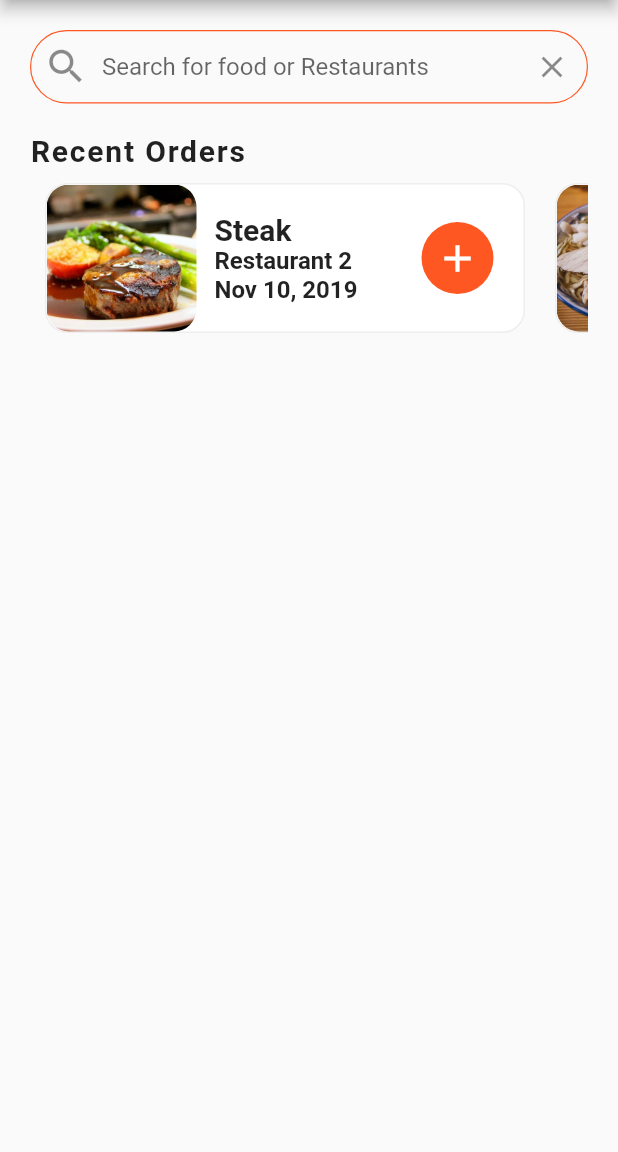
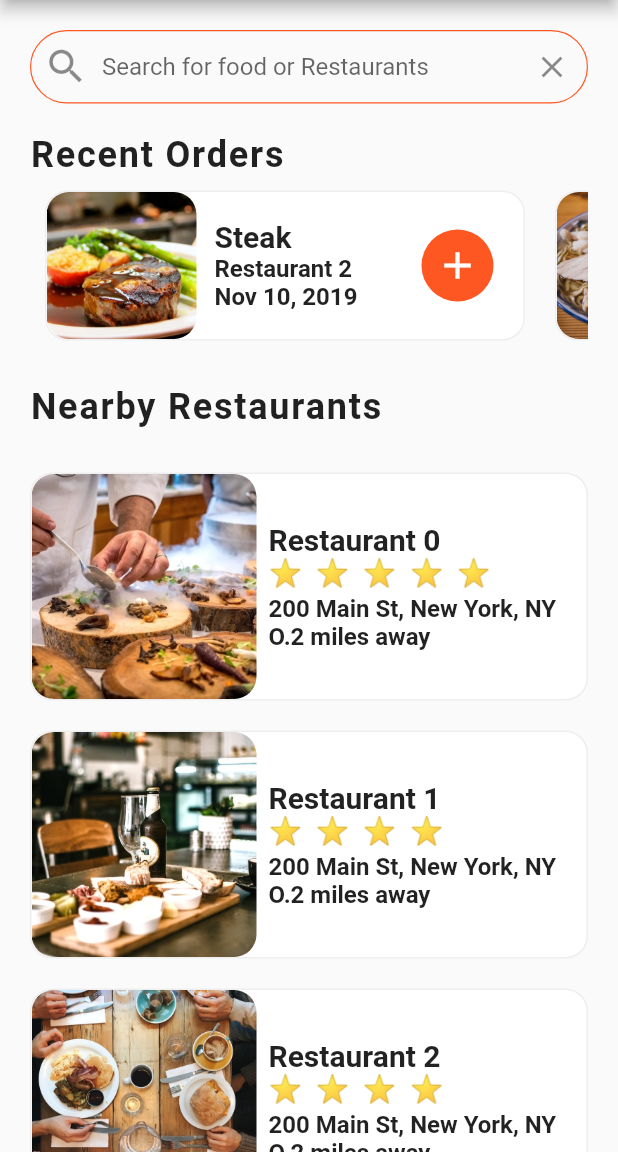
Before and after one commit to DennisKabutu/flutter_food_delivery_ui-main, a Flutter app: the screen it shows after launch, on a phone screen of 412 x 824 dp, the part 84-1236 px from its top. Run offline on Flutter 3.47's test engine with Material 2 defaults, Android fonts, the phone set to English and light mode, and no system bars.

Commit message:
Nearby restaurant component in the home screen added.It contains an image widget and a column containing the Restaurant name,address and rating

```diff
--- a/lib/screens/home_screen.dart
+++ b/lib/screens/home_screen.dart
@@ -1,6 +1,7 @@
 import 'package:flutter/cupertino.dart';
 import 'package:flutter/material.dart';
 import 'package:flutter_food_delivery_ui/data/data.dart';
+import 'package:flutter_food_delivery_ui/widgets/nearby_restaurants.dart';
 import 'package:flutter_food_delivery_ui/widgets/recent_orders.dart';
 
 class HomeScreen extends StatefulWidget {
@@ -60,7 +61,8 @@ class _HomeScreenState extends State<HomeScreen> {
                   )),
             ),
           ),
-          RecentOrders()
+          RecentOrders(),
+          NearbyRestaurants()
         ],
       ),
     );
--- /dev/null
+++ b/lib/widgets/nearby_restaurants.dart
@@ -0,0 +1,88 @@
+import 'package:flutter/cupertino.dart';
+import 'package:flutter/material.dart';
+import 'package:flutter_food_delivery_ui/data/data.dart';
+import 'package:flutter_food_delivery_ui/models/restaurant.dart';
+import 'package:flutter_food_delivery_ui/widgets/stars_rating.dart';
+
+class NearbyRestaurants extends StatelessWidget {
+  const NearbyRestaurants({Key? key}) : super(key: key);
+
+  @override
+  Widget build(BuildContext context) {
+    return Column(
+      crossAxisAlignment: CrossAxisAlignment.start,
+      children: [
+        Padding(
+          padding: const EdgeInsets.all(20.0),
+          child: Text(
+            'Nearby Restaurants',
+            style: TextStyle(
+                fontSize: 24.0,
+                letterSpacing: 1.2,
+                fontWeight: FontWeight.w600),
+          ),
+        ),
+        _buildNearbyRestaurant()
+      ],
+    );
+  }
+
+  _buildNearbyRestaurant() {
+    List<Widget> restaurantList = [];
+    restaurants.forEach((Restaurant restaurant) {
+      restaurantList.add(Container(
+        margin: EdgeInsets.symmetric(vertical: 10.0, horizontal: 20.0),
+        decoration: BoxDecoration(
+            color: Colors.white,
+            borderRadius: BorderRadius.circular(15.0),
+            border: Border.all(
+              color: Colors.grey.shade200,
+              width: 1.0,
+            )),
+        child: Row(
+          children: [
+            ClipRRect(
+              borderRadius: BorderRadius.circular(15.0),
+              child: Image(
+                image: AssetImage(restaurant.imageUrl),
+                height: 150.0,
+                width: 150.0,
+                fit: BoxFit.cover,
+              ),
+            ),
+            SizedBox(width: 8.0),
+            Column(
+              crossAxisAlignment: CrossAxisAlignment.start,
+              mainAxisAlignment: MainAxisAlignment.center,
+              children: [
+                Text(
+                  restaurant.name,
+                  style: TextStyle(
+                    fontSize: 20.0,
+                    fontWeight: FontWeight.bold,
+                  ),
+                  overflow: TextOverflow.ellipsis,
+                ),
+                StarRating(restaurant.rating),
+                SizedBox(height: 4.0,),
+                Text(
+                  restaurant.address,
+                  style: TextStyle(fontSize: 16.0, fontWeight: FontWeight.w600),
+                  overflow: TextOverflow.ellipsis,
+                ),
+                Text(
+                  'O.2 miles away',
+                  style: TextStyle(fontSize: 16.0, fontWeight: FontWeight.w600),
+                  overflow: TextOverflow.ellipsis,
+                )
+              ],
+            )
+          ],
+        ),
+      ));
+    });
+    return Column(
+      children: restaurantList,
+    );
+  }
+}
--- a/lib/widgets/recent_orders.dart
+++ b/lib/widgets/recent_orders.dart
@@ -16,7 +16,7 @@ class RecentOrders extends StatelessWidget {
           Text(
             'Recent Orders',
             style: TextStyle(
-              fontSize: 20.0,
+              fontSize: 24.0,
               fontWeight: FontWeight.w600,
               letterSpacing: 1.2,
             ),
--- /dev/null
+++ b/lib/widgets/stars_rating.dart
@@ -0,0 +1,20 @@
+import 'package:flutter/material.dart';
+
+class StarRating extends StatelessWidget {
+  final int rating;
+
+  StarRating(this.rating);
+
+  @override
+  Widget build(BuildContext context) {
+    String stars = '';
+    for (int i = 0; i < rating; i++) {
+      stars += '⭐  ';
+    }
+    stars.trim();
+    return Text(
+      stars,
+      style: TextStyle(fontSize: 18.0),
+    );
+  }
+}
```
